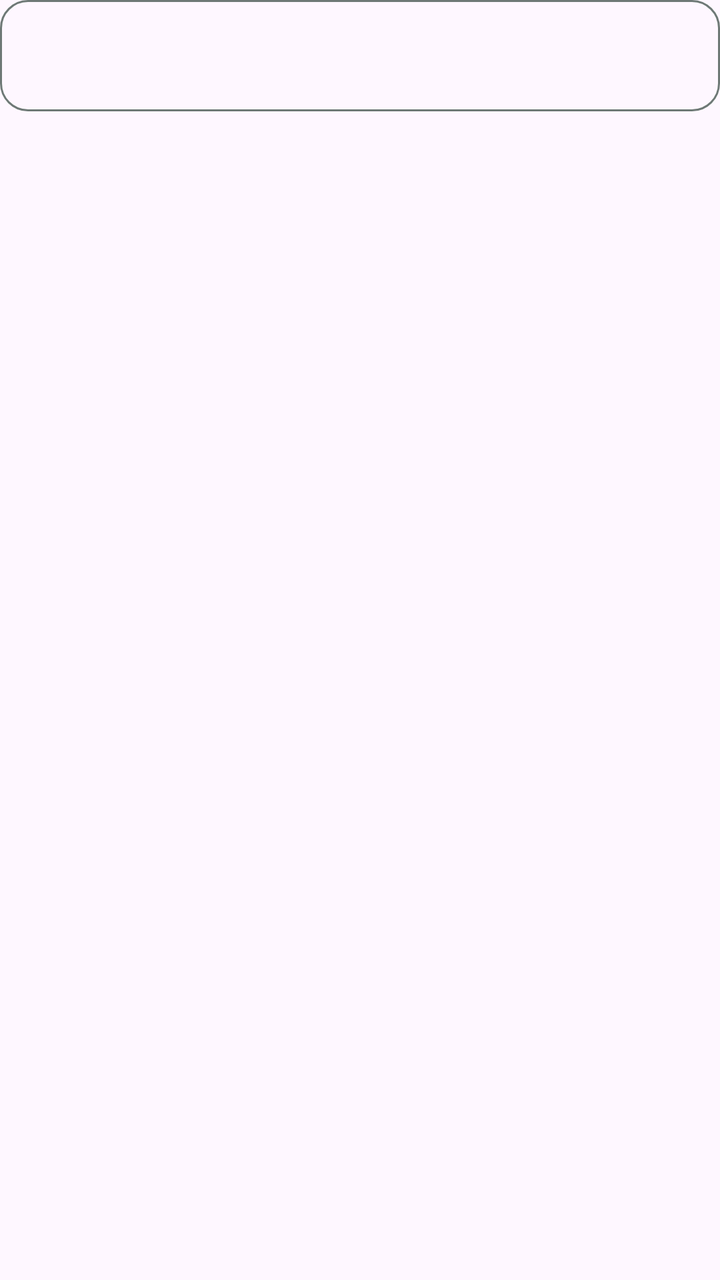
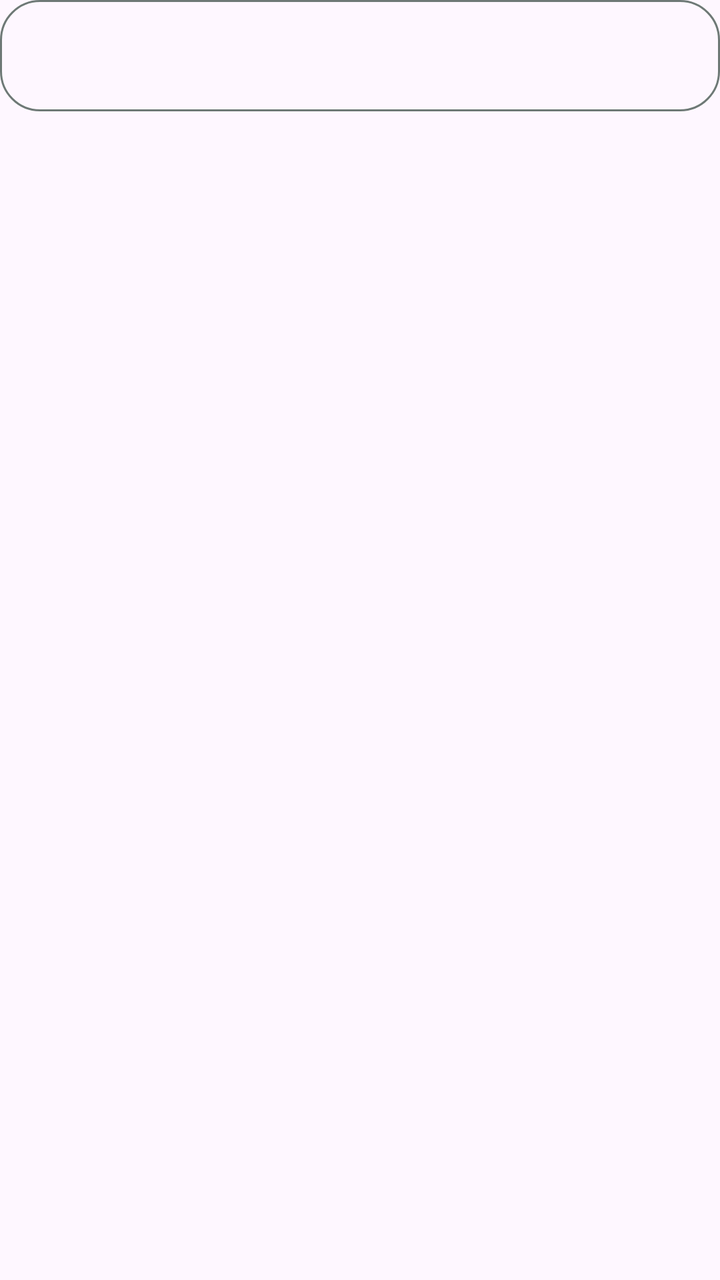

Screens rendered from an Android XML layout before and after an edit, with the pre-edit source and the edit as a unified diff.
<!-- AndroidManifest.xml: application theme Theme.ClassSchedule -->
<!-- res/layout/dialog_edit_text.xml -->
<?xml version="1.0" encoding="utf-8"?>
<com.google.android.material.textfield.TextInputLayout xmlns:android="http://schemas.android.com/apk/res/android"
    xmlns:app="http://schemas.android.com/apk/res-auto"
    style="@style/Widget.Material3.TextInputLayout.OutlinedBox"
    android:layout_width="match_parent"
    android:layout_height="wrap_content"
    android:layout_marginHorizontal="24dp"
    android:layout_marginTop="10dp"
    app:boxCornerRadiusBottomEnd="14dp"
    app:boxCornerRadiusBottomStart="14dp"
    app:boxCornerRadiusTopEnd="14dp"
    app:boxCornerRadiusTopStart="14dp"
    app:hintEnabled="false">

    <com.google.android.material.textfield.TextInputEditText
        android:id="@+id/edit_input"
        android:layout_width="match_parent"
        android:layout_height="wrap_content"
        android:imeOptions="actionDone"
        android:inputType="text"
        android:maxLength="20"
        android:maxLines="1" />
</com.google.android.material.textfield.TextInputLayout>
<!-- resources referenced by this layout -->
<resources>
  <style name="Theme.ClassSchedule" parent="Theme.Material3.DayNight.NoActionBar">
          <item name="colorPrimary">@color/md_primary</item>
          <item name="colorOnPrimary">@color/md_on_primary</item>
          <item name="colorPrimaryContainer">@color/md_primary_container</item>
          <item name="colorOnPrimaryContainer">@color/md_on_primary_container</item>
          <item name="colorSecondary">@color/md_secondary</item>
          <item name="colorOnSecondary">@color/md_on_secondary</item>
          <item name="colorSecondaryContainer">@color/md_secondary_container</item>
          <item name="colorOnSecondaryContainer">@color/md_on_secondary_container</item>
          <item name="colorTertiary">@color/md_tertiary</item>
          <item name="colorOnTertiary">@color/md_on_tertiary</item>
          <item name="colorTertiaryContainer">@color/md_tertiary_container</item>
          <item name="colorOnTertiaryContainer">@color/md_on_tertiary_container</item>
          <item name="colorSurface">@color/md_surface</item>
          <item name="colorOnSurface">@color/md_on_surface</item>
          <item name="colorSurfaceVariant">@color/md_surface_variant</item>
          <item name="colorOnSurfaceVariant">@color/md_on_surface_variant</item>
          <item name="colorSurfaceContainer">@color/md_surface_container</item>
          <item name="colorOutline">@color/md_outline</item>
          <item name="colorOutlineVariant">@color/md_outline_variant</item>
          <item name="colorError">@color/md_error</item>
          <item name="colorOnError">@color/md_on_error</item>
          <item name="colorErrorContainer">@color/md_error_container</item>
          <item name="colorOnErrorContainer">@color/md_on_error_container</item>
          <item name="android:statusBarColor">@android:color/transparent</item>
          <item name="android:navigationBarColor">@android:color/transparent</item>
          <item name="android:windowLayoutInDisplayCutoutMode">shortEdges</item>
          <item name="android:windowLightStatusBar">@bool/light_status_bar</item>
          <item name="android:windowLightNavigationBar">@bool/light_status_bar</item>
          <item name="bottomNavigationStyle">@style/Widget.ClassSchedule.BottomNav</item>
      </style>
  <color name="md_primary">#006A66</color>
  <color name="md_on_primary">#FFFFFF</color>
  <color name="md_primary_container">#9DF1EB</color>
  <color name="md_secondary">#456360</color>
  <color name="md_on_secondary">#FFFFFF</color>
  <color name="md_tertiary">#436279</color>
  <color name="md_on_tertiary">#FFFFFF</color>
  <color name="md_surface">#F5FBF8</color>
  <color name="md_on_surface">#161D1C</color>
  <color name="md_surface_variant">#DAE5E1</color>
  <color name="md_surface_container">#EAF1ED</color>
  <color name="md_outline">#6E7976</color>
  <color name="md_outline_variant">#BEC9C5</color>
  <color name="md_error">#BA1A1A</color>
  <color name="md_on_error">#FFFFFF</color>
  <color name="md_error_container">#FFDAD6</color>
  <!-- unchanged entries left out for length: 9 -->
</resources>

<!-- the commit's change to res/layout/dialog_edit_text.xml (unified diff, before → after) -->
@@ -4,20 +4,22 @@
     style="@style/Widget.Material3.TextInputLayout.OutlinedBox"
     android:layout_width="match_parent"
     android:layout_height="wrap_content"
-    android:layout_marginHorizontal="24dp"
-    android:layout_marginTop="10dp"
-    app:boxCornerRadiusBottomEnd="14dp"
-    app:boxCornerRadiusBottomStart="14dp"
-    app:boxCornerRadiusTopEnd="14dp"
-    app:boxCornerRadiusTopStart="14dp"
+    android:layout_marginHorizontal="4dp"
+    android:layout_marginTop="6dp"
+    app:boxCornerRadiusBottomEnd="20dp"
+    app:boxCornerRadiusBottomStart="20dp"
+    app:boxCornerRadiusTopEnd="20dp"
+    app:boxCornerRadiusTopStart="20dp"
     app:hintEnabled="false">
 
     <com.google.android.material.textfield.TextInputEditText
         android:id="@+id/edit_input"
         android:layout_width="match_parent"
         android:layout_height="wrap_content"
+        android:ellipsize="end"
         android:imeOptions="actionDone"
         android:inputType="text"
         android:maxLength="20"
-        android:maxLines="1" />
+        android:maxLines="1"
+        android:singleLine="true" />
 </com.google.android.material.textfield.TextInputLayout>
<!-- resource entries referenced after the edit -->
@@ -30,6 +30,8 @@
           <item name="android:windowLightStatusBar">@bool/light_status_bar</item>
           <item name="android:windowLightNavigationBar">@bool/light_status_bar</item>
           <item name="bottomNavigationStyle">@style/Widget.ClassSchedule.BottomNav</item>
+          <item name="materialAlertDialogTheme">@style/Theme.ClassSchedule.AlertDialog</item>
+          <item name="bottomSheetDialogTheme">@style/Theme.ClassSchedule.BottomSheetDialog</item>
       </style>
   <color name="md_primary">#006A66</color>
   <color name="md_on_primary">#FFFFFF</color>
@@ -47,6 +49,20 @@
   <color name="md_error">#BA1A1A</color>
   <color name="md_on_error">#FFFFFF</color>
   <color name="md_error_container">#FFDAD6</color>
+  <style name="Theme.ClassSchedule.AlertDialog" parent="ThemeOverlay.Material3.MaterialAlertDialog">
+          <item name="shapeAppearanceOverlay">@style/ShapeAppearance.ClassSchedule.AlertDialog</item>
+      </style>
+  <style name="Theme.ClassSchedule.BottomSheetDialog" parent="ThemeOverlay.Material3.BottomSheetDialog">
+          <item name="shapeAppearanceOverlay">@style/ShapeAppearance.ClassSchedule.BottomSheetDialog</item>
+      </style>
+  <style name="ShapeAppearance.ClassSchedule.AlertDialog" parent="">
+          <item name="cornerFamily">rounded</item>
+          <item name="cornerSize">28dp</item>
+      </style>
+  <style name="ShapeAppearance.ClassSchedule.BottomSheetDialog" parent="">
+          <item name="cornerFamily">rounded</item>
+          <item name="cornerSize">28dp</item>
+      </style>
   <!-- unchanged entries left out for length: 9 -->
 </resources>
 
